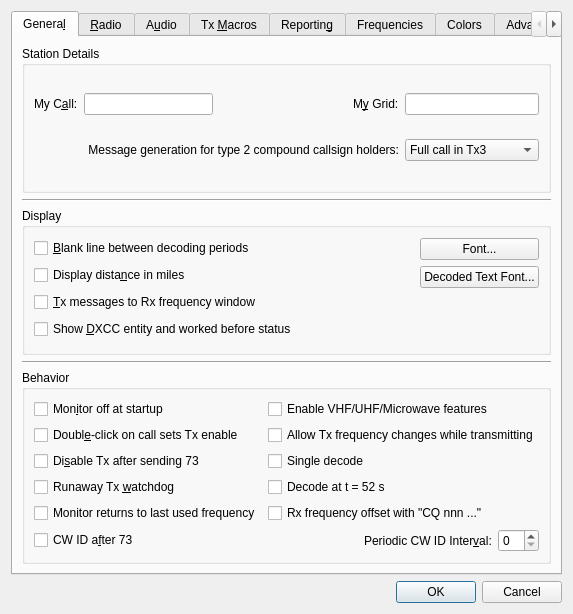
Old version of the form Configuration.ui in the repository saitohirga/WSJT-X.
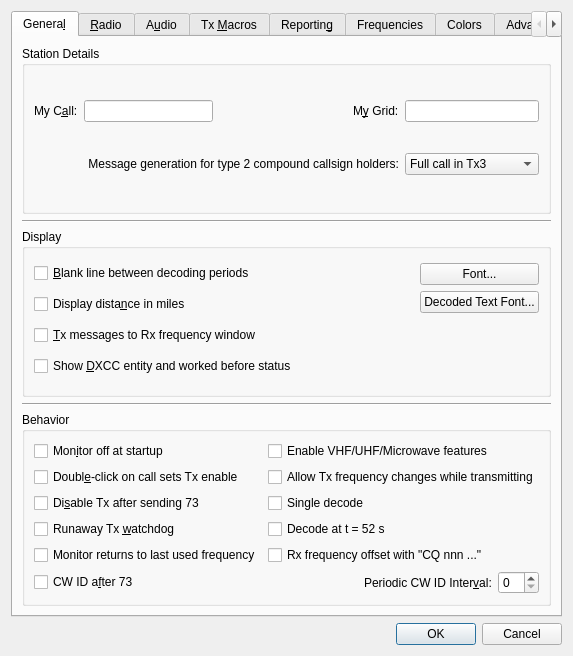
New version of the form.

Commit message: Fix some logic errors in CAT serial port control line settings

```diff
--- a/Configuration.ui
+++ b/Configuration.ui
@@ -2,14 +2,6 @@
 <ui version="4.0">
  <class>configuration_dialog</class>
  <widget class="QDialog" name="configuration_dialog">
-  <property name="geometry">
-   <rect>
-    <x>0</x>
-    <y>0</y>
-    <width>545</width>
-    <height>614</height>
-   </rect>
-  </property>
   <property name="windowTitle">
    <string>Settings</string>
   </property>
```
Left out of the diff: 27 changed lines with no effect on the pictures. The commit also changes 1 other file.
